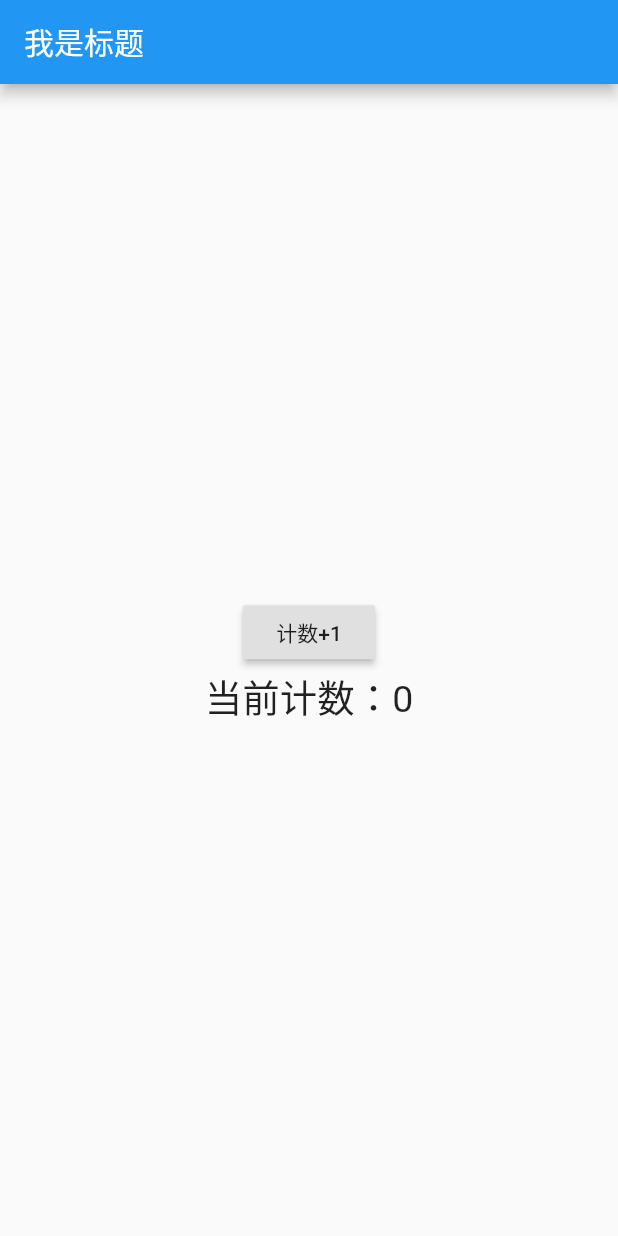
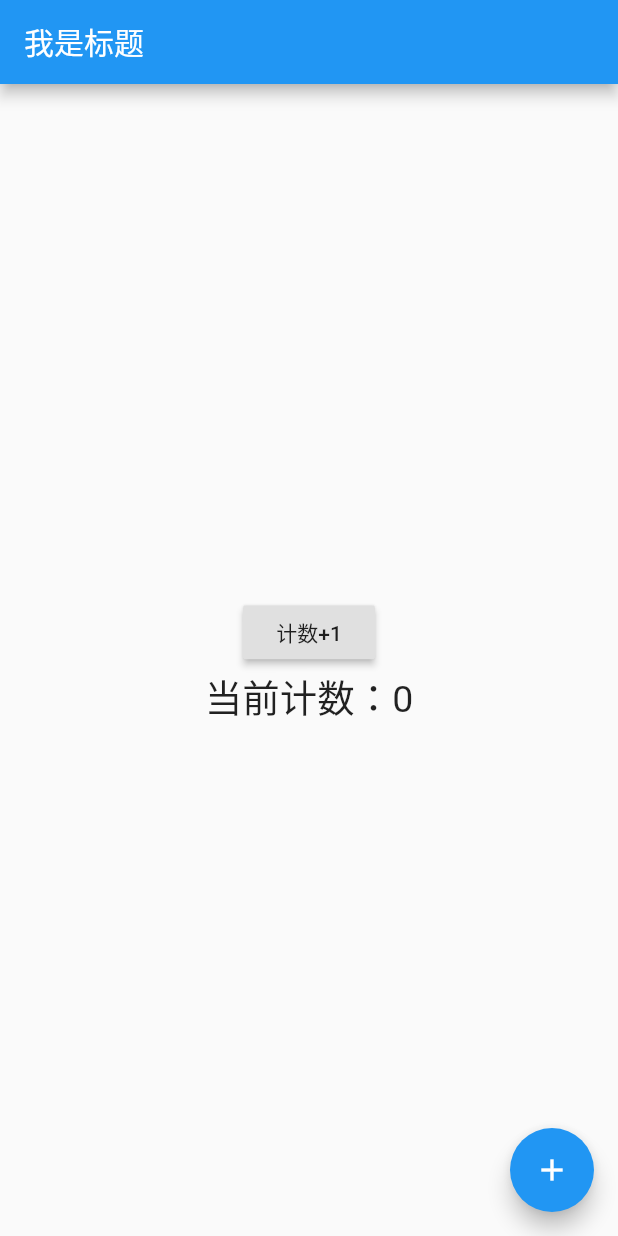
Before and after one commit to maicoder/learnFlutter, a Flutter app: the screen it shows after launch, on a phone screen of 412 x 824 dp. Run offline on Flutter 3.47's test engine with Material 2 defaults, Android fonts, the phone set to English and light mode, and no system bars.

Commit message:
Update main.dart

```diff
--- a/ch02/learn_flutter2/lib/main.dart
+++ b/ch02/learn_flutter2/lib/main.dart
@@ -7,12 +7,7 @@ class MyApp extends StatelessWidget {
   Widget build(BuildContext context) {
     return MaterialApp(
       title: 'Hello Flutter',
-      home: Scaffold(
-        appBar: AppBar(
-          title: Text("我是标题"),
-        ),
-        body: ContentWidget(),
-      ),
+      home: ContentWidget()
     );
   }
 }
@@ -27,9 +22,20 @@ class ContentWidget extends StatefulWidget {
 class ContentWidgetState extends State<ContentWidget> {
   int counter = 0;
 
+  void _incrementCounter() {
+    setState(() {
+      counter++;
+    });
+  }
+
   @override
   Widget build(BuildContext context) {
-    return Center(
+    // TODO: implement build
+    return Scaffold(
+      appBar: AppBar(
+        title: Text("我是标题"),
+      ),
+      body: Center(
         child: Column(
           mainAxisAlignment: MainAxisAlignment.center,
           children: <Widget>[
@@ -45,9 +51,42 @@ class ContentWidgetState extends State<ContentWidget> {
             Text("当前计数：$counter", style: TextStyle(fontSize: 25)),
           ],
         ),
+      ),
+      floatingActionButton: FloatingActionButton(
+        child: Icon(Icons.add),
+        onPressed: () {
+          print("监听 FloatActionButton");
+          _incrementCounter();
+        },
+      ),
     );
   }
 }
+
+//class ContentWidgetState extends State<ContentWidget> {
+//  int counter = 0;
+//
+//  @override
+//  Widget build(BuildContext context) {
+//    return Center(
+//      child: Column(
+//        mainAxisAlignment: MainAxisAlignment.center,
+//        children: <Widget>[
+//          RaisedButton(
+//            onPressed: () {
+//              print("监听按钮点击");
+//              setState(() {
+//                counter++;
+//              });
+//            },
+//            child: Text("计数+1"),
+//          ),
+//          Text("当前计数：$counter", style: TextStyle(fontSize: 25)),
+//        ],
+//      ),
+//    );
+//  }
+//}
 
 // 不能实现
 //class ContentWidget extends StatelessWidget {
```
Lines whose indentation alone changed are shown as unchanged.
